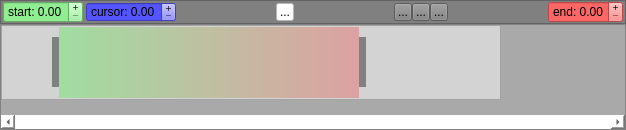
Qt form testAnimTimeline/animtimeline.ui (hiergaut/AnimTimeline) before a commit.
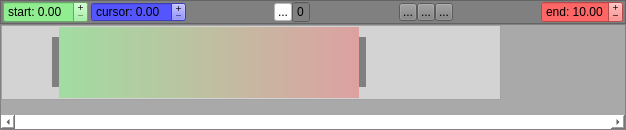
The same form after that commit. Icons and pictures are not drawn. Custom widgets are drawn as their Qt base class.

Commit message: add keyPose button

Patch:
```diff
--- a/testAnimTimeline/animtimeline.ui
+++ b/testAnimTimeline/animtimeline.ui
@@ -108,7 +108,7 @@
         </property>
         <property name="maximumSize">
          <size>
-          <width>80</width>
+          <width>85</width>
           <height>16777215</height>
          </size>
         </property>
@@ -158,7 +158,7 @@
         </property>
         <property name="maximumSize">
          <size>
-          <width>90</width>
+          <width>95</width>
           <height>20</height>
          </size>
         </property>
@@ -224,6 +224,19 @@
         </property>
        </widget>
       </item>
+      <item>
+       <widget class="QSpinBox" name="spinBox">
+        <property name="maximumSize">
+         <size>
+          <width>18</width>
+          <height>25</height>
+         </size>
+        </property>
+        <property name="buttonSymbols">
+         <enum>QAbstractSpinBox::NoButtons</enum>
+        </property>
+       </widget>
+      </item>
       <item>
        <spacer name="horizontalSpacer_5">
         <property name="orientation">
@@ -305,7 +318,7 @@
         </property>
         <property name="maximumSize">
          <size>
-          <width>75</width>
+          <width>82</width>
           <height>16777215</height>
          </size>
         </property>
@@ -318,6 +331,9 @@
         <property name="prefix">
          <string>end: </string>
         </property>
+        <property name="value">
+         <double>10.000000000000000</double>
+        </property>
        </widget>
       </item>
      </layout>
```
Left out of the diff: 129 changed lines with no effect on the pictures. The commit also changes 7 other files.
